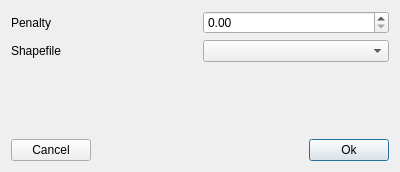
First picture: the form in qtgui/pathpenaltydialog.ui, repository frabas/DISPLACE_GUI, before the edit.
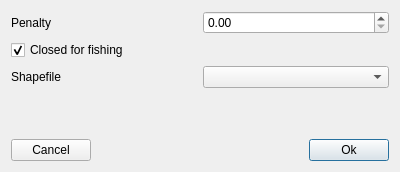
Second picture: the form after the edit.

```diff
--- a/qtgui/pathpenaltydialog.ui
+++ b/qtgui/pathpenaltydialog.ui
@@ -14,7 +14,17 @@
    <string>Graph Penalties</string>
   </property>
   <layout class="QGridLayout" name="gridLayout">
-   <item row="3" column="0" colspan="2">
+   <item row="2" column="0">
+    <widget class="QLabel" name="label_shapefile">
+     <property name="text">
+      <string>Shapefile</string>
+     </property>
+    </widget>
+   </item>
+   <item row="2" column="1">
+    <widget class="QComboBox" name="shapefile"/>
+   </item>
+   <item row="4" column="0" colspan="2">
     <layout class="QHBoxLayout" name="horizontalLayout">
      <item>
       <widget class="QPushButton" name="cancel">
@@ -48,7 +58,7 @@
      </item>
     </layout>
    </item>
-   <item row="2" column="0">
+   <item row="3" column="0">
     <spacer name="verticalSpacer">
      <property name="orientation">
       <enum>Qt::Vertical</enum>
@@ -76,15 +86,15 @@
     </widget>
    </item>
    <item row="1" column="0">
-    <widget class="QLabel" name="label_shapefile">
+    <widget class="QCheckBox" name="optClosedForFishing">
      <property name="text">
-      <string>Shapefile</string>
+      <string>Closed for fishing</string>
+     </property>
+     <property name="checked">
+      <bool>true</bool>
      </property>
     </widget>
    </item>
-   <item row="1" column="1">
-    <widget class="QComboBox" name="shapefile"/>
-   </item>
   </layout>
  </widget>
  <tabstops>
```
